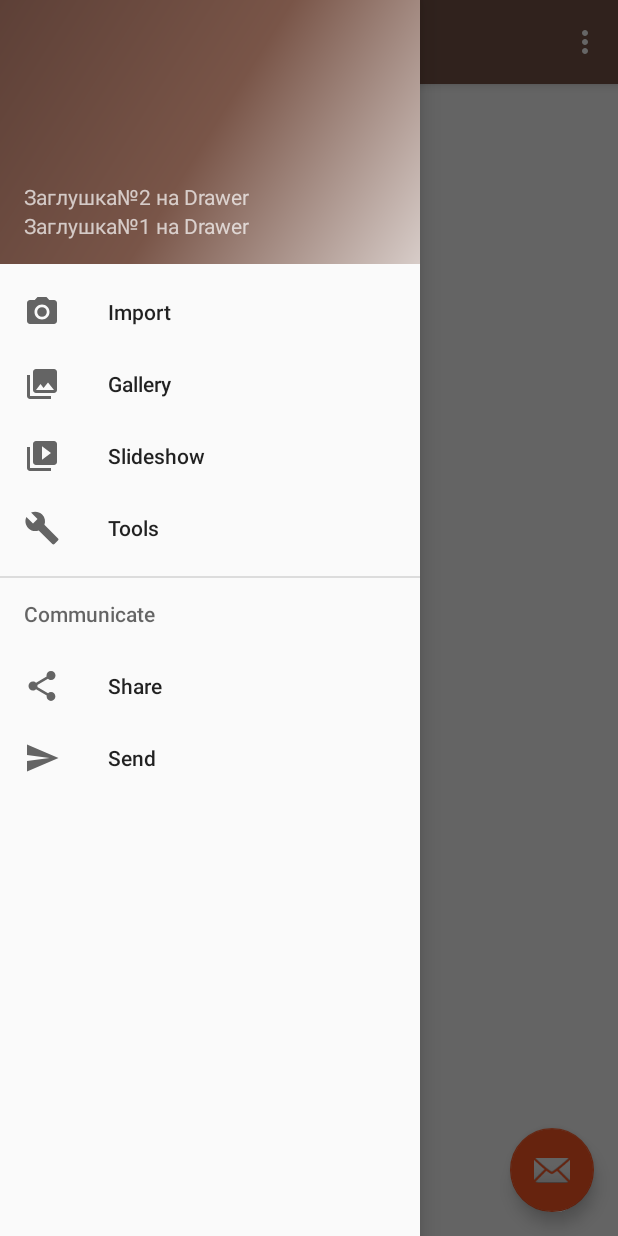
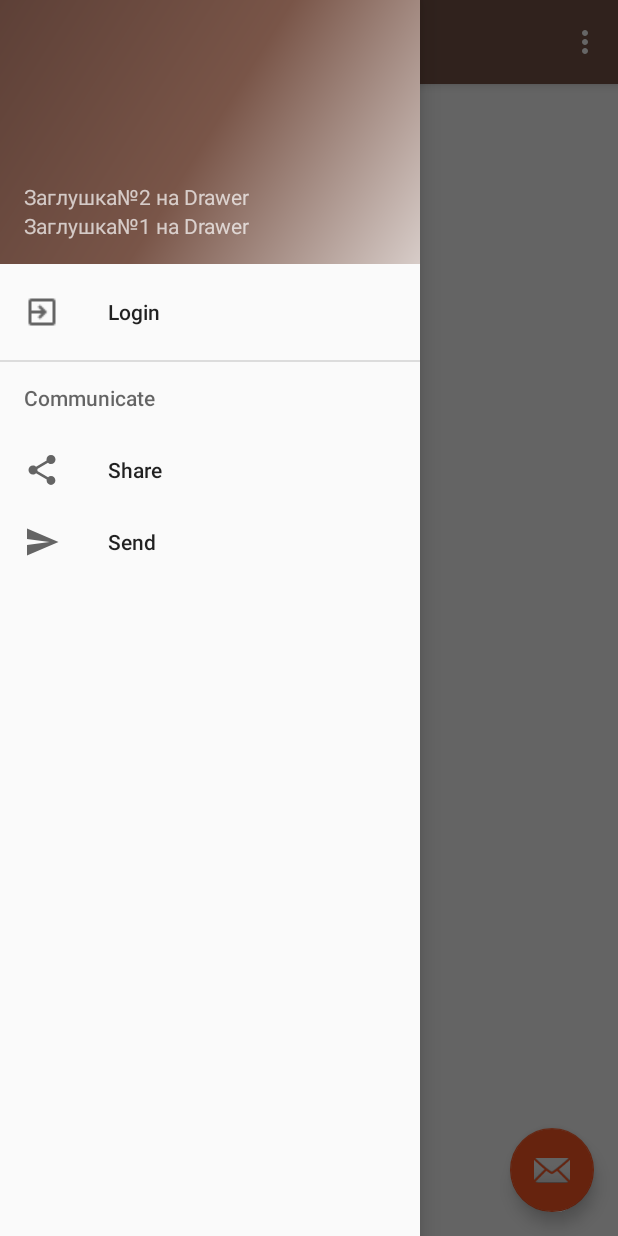
Before and after one commit to Kharin1986/GB_MaterialDesign_X, an Android app: the screen it shows after launch (MainActivity), with the side drawer open, on a phone screen of 412 x 824 dp. Run offline under Robolectric (Android 15) with nearby library versions, the phone set to English and light mode, and no system bars.

```diff
--- a/app/build.gradle
+++ b/app/build.gradle
@@ -24,7 +24,7 @@ android {
 
 dependencies {
     implementation fileTree(dir: 'libs', include: ['*.jar'])
-    implementation"org.jetbrains.kotlin:kotlin-stdlib-jdk7:$kotlin_version"
+    implementation "org.jetbrains.kotlin:kotlin-stdlib-jdk7:$kotlin_version"
     implementation 'androidx.appcompat:appcompat:1.1.0'
     implementation 'com.google.android.material:material:1.1.0-alpha10'
     implementation 'androidx.constraintlayout:constraintlayout:2.0.0-beta2'
--- a/app/src/main/AndroidManifest.xml
+++ b/app/src/main/AndroidManifest.xml
@@ -19,6 +19,12 @@
                 <category android:name="android.intent.category.LAUNCHER"/>
             </intent-filter>
         </activity>
+        <activity
+                android:name=".LoginActivity"
+                android:label="Вход">
+        </activity>
+        <activity android:name=".InActivity">
+        </activity>
     </application>
 
 </manifest>
--- a/app/src/main/java/com/alexkharin/gb_materialdesign/MainActivity.kt
+++ b/app/src/main/java/com/alexkharin/gb_materialdesign/MainActivity.kt
@@ -1,5 +1,6 @@
 package com.alexkharin.gb_materialdesign
 
+import android.content.Intent
 import android.os.Bundle
 import com.google.android.material.snackbar.Snackbar
 import com.google.android.material.navigation.NavigationView
@@ -59,23 +60,9 @@ class MainActivity : AppCompatActivity(), NavigationView.OnNavigationItemSelecte
     override fun onNavigationItemSelected(item: MenuItem): Boolean {
         // Handle navigation view item clicks here.
         when (item.itemId) {
-            R.id.nav_camera -> {
-                // Handle the camera action
-            }
-            R.id.nav_gallery -> {
-
-            }
-            R.id.nav_slideshow -> {
-
-            }
-            R.id.nav_manage -> {
-
-            }
-            R.id.nav_share -> {
-
-            }
-            R.id.nav_send -> {
-
+            R.id.nav_login -> {
+                val intent = Intent(this,LoginActivity::class.java)
+                startActivity(intent)
             }
         }
 
--- a/app/src/main/res/menu/activity_main_drawer.xml
+++ b/app/src/main/res/menu/activity_main_drawer.xml
@@ -4,22 +4,11 @@
       tools:showIn="navigation_view">
 
     <group android:checkableBehavior="single">
+
         <item
-                android:id="@+id/nav_camera"
-                android:icon="@drawable/ic_menu_camera"
-                android:title="Import"/>
-        <item
-                android:id="@+id/nav_gallery"
-                android:icon="@drawable/ic_menu_gallery"
-                android:title="Gallery"/>
-        <item
-                android:id="@+id/nav_slideshow"
-                android:icon="@drawable/ic_menu_slideshow"
-                android:title="Slideshow"/>
-        <item
-                android:id="@+id/nav_manage"
-                android:icon="@drawable/ic_menu_manage"
-                android:title="Tools"/>
+                android:id="@+id/nav_login"
+                android:icon="@drawable/ic_menu_login"
+                android:title="Login"/>
     </group>
 
     <item android:title="Communicate">
--- a/app/src/main/res/values/dimens.xml
+++ b/app/src/main/res/values/dimens.xml
@@ -5,4 +5,7 @@
     <dimen name="nav_header_vertical_spacing">8dp</dimen>
     <dimen name="nav_header_height">176dp</dimen>
     <dimen name="fab_margin">16dp</dimen>
+
+    <dimen name="text_input_layout_width">280dp</dimen>
+    <dimen name="text_input_layout_height">56dp</dimen>
 </resources>
--- a/app/src/main/res/values/strings.xml
+++ b/app/src/main/res/values/strings.xml
@@ -6,4 +6,5 @@
     <string name="nav_header_subtitle">Заглушка№1 на Drawer</string>
     <string name="nav_header_desc">Navigation header</string>
     <string name="action_settings">Settings</string>
+    <string name="btn_enter_txt">Войти</string>
 </resources>
--- a/app/src/main/res/values/styles.xml
+++ b/app/src/main/res/values/styles.xml
@@ -11,6 +11,12 @@
         <item name="windowActionBar">false</item>
         <item name="windowNoTitle">true</item>
     </style>
+
+    <style name="EditTextStyle" parent="Theme.AppCompat.Light">
+        <item name="colorControlNormal">@android:color/black</item>
+        <item name="colorControlActivated">#00BCD4</item>
+    </style>
+
     <style name="AppTheme.AppBarOverlay" parent="ThemeOverlay.AppCompat.Dark.ActionBar"/>
     <style name="AppTheme.PopupOverlay" parent="ThemeOverlay.AppCompat.Light"/>
 
```
Also changed, not shown: app/src/main/java/com/alexkharin/gb_materialdesign/InActivity.kt (added, +12 -0 lines), app/src/main/java/com/alexkharin/gb_materialdesign/LoginActivity.kt (added, +26 -0 lines), app/src/main/res/layout/activity_in.xml (added, +10 -0 lines), app/src/main/res/layout/activity_login.xml (added, +46 -0 lines), app/src/main/res/drawable/ic_menu_login.png (added).
